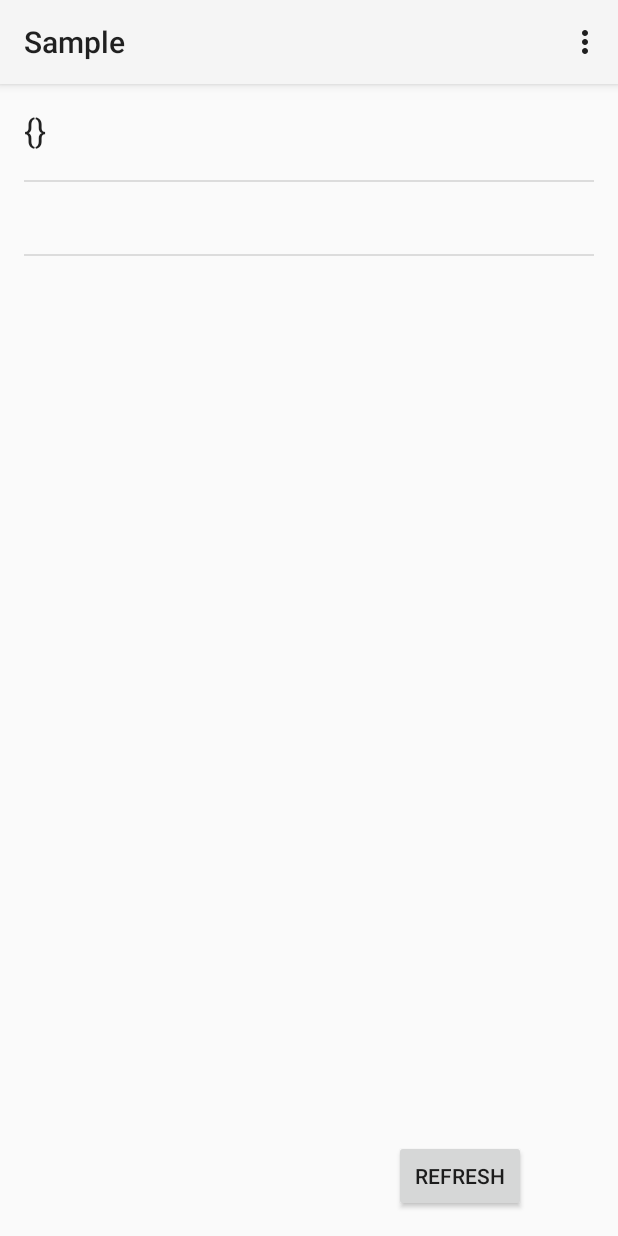
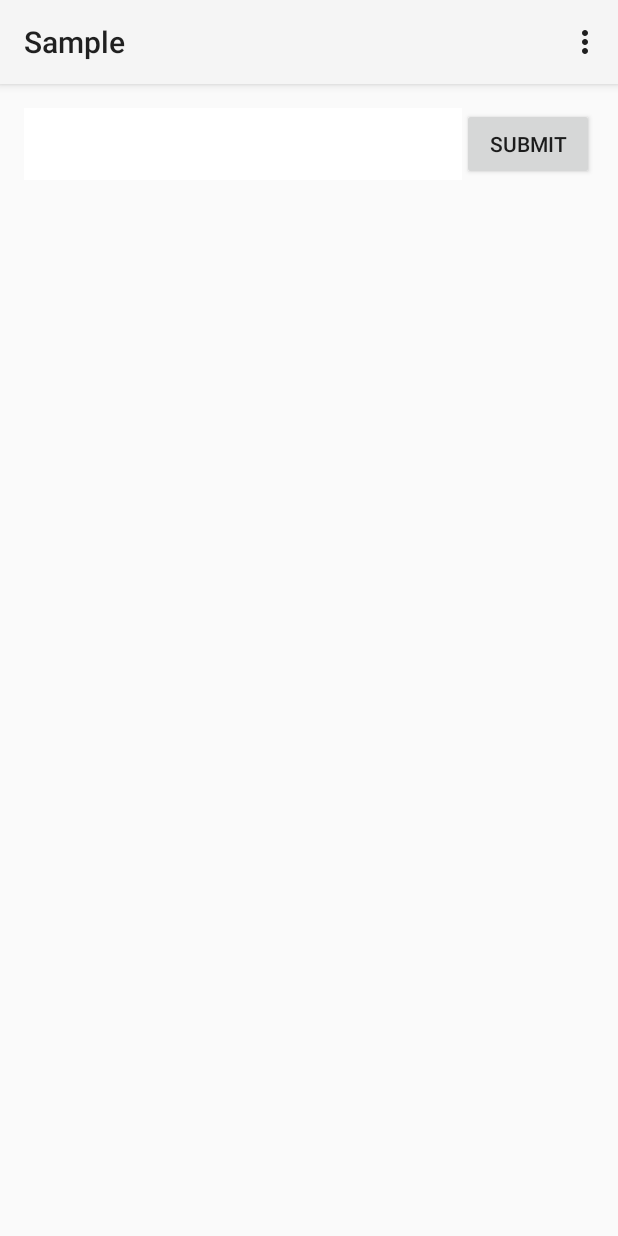
Before and after one commit to ketpatel11/sars, an Android app: the screen it shows after launch (MainActivity), in the options menu, after a tap on "Settings", on a phone screen of 412 x 824 dp. Run offline under Robolectric (Android 15) with nearby library versions, the phone set to English and light mode, and no system bars.

Commit message:
Updated view to have beautiful layout

```diff
--- a/app/src/main/java/com/theorchard/sample/sample/MainActivity.java
+++ b/app/src/main/java/com/theorchard/sample/sample/MainActivity.java
@@ -7,20 +7,15 @@ import android.view.Menu;
 import android.view.MenuItem;
 import android.view.View;
 import android.widget.ArrayAdapter;
-import android.widget.Button;
-import android.widget.CheckBox;
 import android.widget.ListView;
 import android.widget.TextView;
 import android.widget.Toast;
 
 import java.io.BufferedReader;
-import java.io.InputStream;
 import java.io.InputStreamReader;
-import java.lang.reflect.Array;
 import java.net.URL;
 import java.net.URLConnection;
-import java.security.MessageDigest;
-import java.security.NoSuchAlgorithmException;
+import java.util.ArrayList;
 import java.util.Iterator;
 
 import org.apache.commons.codec.binary.Hex;
@@ -30,7 +25,12 @@ import org.json.JSONObject;
 
 
 public class MainActivity extends Activity {
-    String[] tracks = {"", ""};
+
+    ArrayList<String> data = new ArrayList<String>();
+
+    static String base_url = "http://192.168.31.128/tracks/{upc}";
+
+    ArrayAdapter<String> adapter;
 
     @Override
     protected void onCreate(Bundle savedInstanceState) {
@@ -39,10 +39,7 @@ public class MainActivity extends Activity {
 
         super.onCreate(savedInstanceState);
         setContentView(R.layout.activity_main);
-        ListView l = (ListView) findViewById(R.id.listView);
-        ArrayAdapter<String> adapter = new ArrayAdapter<>(this, android.R.layout.simple_list_item_1, tracks);
-        l.setAdapter(adapter);
-
+        adapter = new ArrayAdapter<String>(this, android.R.layout.simple_list_item_1, data);
 
     }
 
@@ -59,17 +56,40 @@ public class MainActivity extends Activity {
             }
             in.close();
         } catch (java.io.IOException e) {
-            System.out.print(e.getMessage());
+            Toast.makeText(MainActivity.this, e.getMessage(),
+                    Toast.LENGTH_LONG).show();
         }
         return outData;
     }
 
     public void clickRefreshButton(View v) {
-        TextView tv = (TextView) findViewById(R.id.textView);
+        //TextView tv = (TextView) findViewById(R.id.textView);
+        TextView upc_textbox = (TextView) findViewById(R.id.upcTextView);
+        String responseText = makeRequest(base_url.replace("{upc}", upc_textbox.getText()));
+        JSONObject beautifiedData = responseDecorator(responseText);
 
-        String responseText = makeRequest("http://192.168.31.128/tracks/600353005129");
-        JSONObject beautifiedData = responseDecorator(responseText);
-        tv.setText(beautifiedData.toString());
+        //tv.setText(beautifiedData.toString());
+        ListView l = (ListView) findViewById(R.id.listView);
+        try {
+            JSONObject responseObject = beautifiedData;
+            String release_name = responseObject.getString("release_name");
+            String upc = responseObject.getString("upc");
+            String artist_name = responseObject.getString("artist_name");
+            JSONArray trackObjects = responseObject.getJSONArray("tracks");
+
+            for(int i=0; i<trackObjects.length();i++){
+                JSONObject track = (JSONObject) trackObjects.get(i);
+                data.add(track.getString("track_number")+". "+track.getString("track_name")+" "+track.getString("length_minute")+":"+track.getString("length_seconds"));
+                adapter.notifyDataSetChanged();
+            }
+
+        } catch (org.json.JSONException e) {
+            Toast.makeText(MainActivity.this, e.getMessage(),
+                    Toast.LENGTH_LONG).show();
+        }
+
+        l.setAdapter(adapter);
+
     }
 
     private JSONObject responseDecorator(String responseText) {
@@ -99,6 +119,9 @@ public class MainActivity extends Activity {
                     newTrack.put("track_number", trackObj.get("track_id"));
                     newTrack.put("unique_track_id", trackObj.get("id"));
                     newTrack.put("track_name", trackObj.get("track_name"));
+                    newTrack.put("length_minute", trackObj.get("length_minute"));
+                    newTrack.put("length_seconds", trackObj.get("length_seconds"));
+                    newTrack.put("physical_location", 5);
 
                     String md5Hash;
                     if (trackObj.get("releaseStatus").equals("in_content")) {
@@ -117,6 +140,7 @@ public class MainActivity extends Activity {
         }
         return newRelease;
     }
+
 
     @Override
     public boolean onCreateOptionsMenu(Menu menu) {
--- a/app/src/main/res/layout/activity_main.xml
+++ b/app/src/main/res/layout/activity_main.xml
@@ -8,20 +8,11 @@
     <Button
         android:layout_width="wrap_content"
         android:layout_height="wrap_content"
-        android:text="Refresh"
+        android:text="Submit"
         android:id="@+id/button"
-        android:layout_alignParentBottom="true"
-        android:layout_alignEnd="@+id/listView"
-        android:layout_marginEnd="45dp"
-        android:onClick="clickRefreshButton" />
-
-    <ListView
-        android:layout_width="wrap_content"
-        android:layout_height="wrap_content"
-        android:id="@+id/listView"
+        android:onClick="clickRefreshButton"
         android:layout_alignParentTop="true"
-        android:layout_alignParentStart="true"
-        android:layout_above="@+id/button" />
+        android:layout_alignParentEnd="true" />
 
     <TextView
         android:layout_width="wrap_content"
@@ -31,7 +22,31 @@
         android:id="@+id/textView"
         android:layout_alignParentTop="true"
         android:layout_alignParentStart="true"
-        android:layout_alignBottom="@+id/listView"
-        android:layout_alignEnd="@+id/listView" />
+        android:height="20dp"
+        android:layout_above="@+id/button" />
+
+    <TextView
+        android:layout_width="wrap_content"
+        android:layout_height="wrap_content"
+        android:textAppearance="?android:attr/textAppearanceSmall"
+        android:id="@+id/upcTextView"
+        android:layout_alignParentStart="true"
+        android:layout_alignBottom="@+id/button"
+        android:layout_toStartOf="@+id/button"
+        android:editable="true"
+        android:focusable="true"
+        android:enabled="true"
+        android:background="@android:color/background_light"
+        android:focusableInTouchMode="true"
+        android:layout_alignTop="@+id/button"
+        android:height="20dp" />
+
+    <ListView
+        android:layout_width="wrap_content"
+        android:layout_height="wrap_content"
+        android:id="@+id/listView"
+        android:layout_toEndOf="@+id/upcTextView"
+        android:layout_below="@+id/button"
+        android:layout_alignParentStart="true" />
 
 </RelativeLayout>
```
